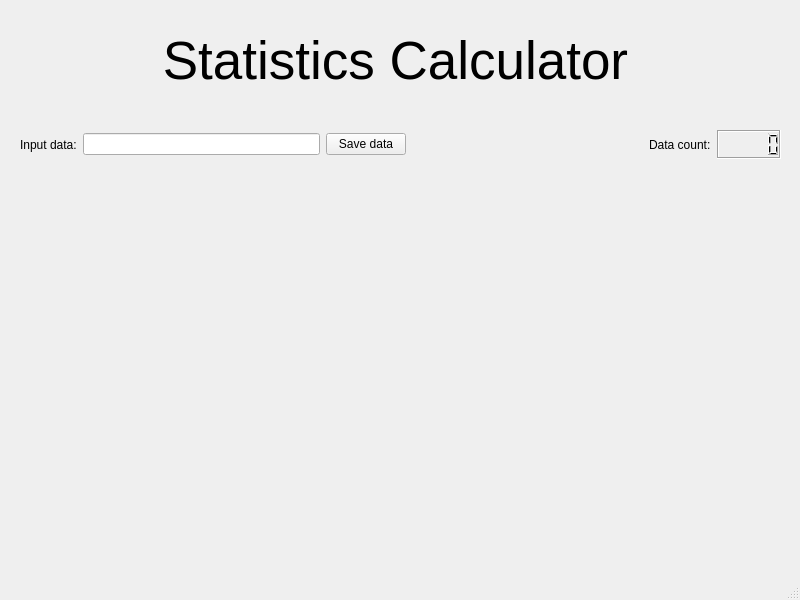
This is statistics-calculator/mainwindow.ui in ignabelitzky/statistic-calculator as Qt 5 draws it before an edit. The edited form follows.
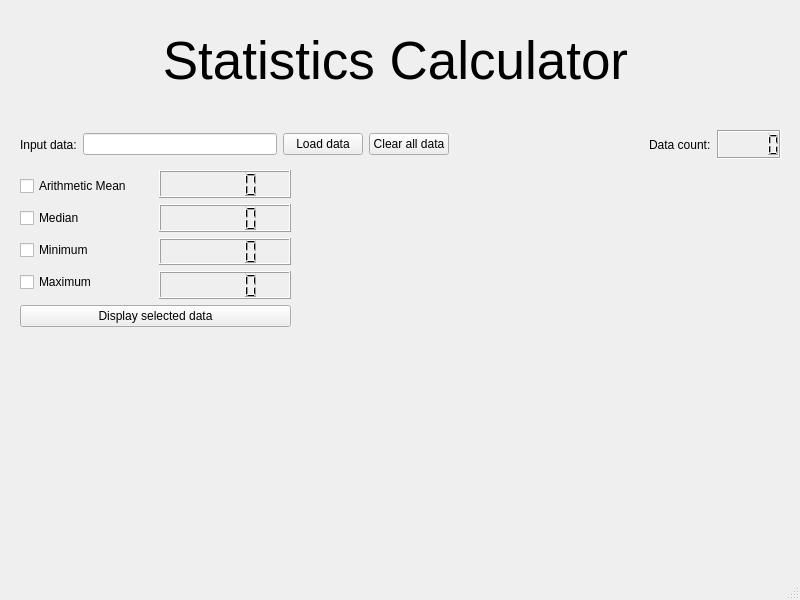
This is the edited form.

Commit message: The program gives the output of the arithmetic mean, median, maximum and minimum

Diff of the .ui file:
```diff
--- a/statistics-calculator/mainwindow.ui
+++ b/statistics-calculator/mainwindow.ui
@@ -58,7 +58,14 @@
      <item>
       <widget class="QPushButton" name="saveData_button">
        <property name="text">
-        <string>Save data</string>
+        <string>Load data</string>
+       </property>
+      </widget>
+     </item>
+     <item>
+      <widget class="QPushButton" name="clearData_button">
+       <property name="text">
+        <string>Clear all data</string>
        </property>
       </widget>
      </item>
@@ -100,6 +107,77 @@
      </item>
     </layout>
    </widget>
+   <widget class="QWidget" name="">
+    <property name="geometry">
+     <rect>
+      <x>20</x>
+      <y>170</y>
+      <width>271</width>
+      <height>157</height>
+     </rect>
+    </property>
+    <layout class="QVBoxLayout" name="verticalLayout_4">
+     <item>
+      <layout class="QHBoxLayout" name="horizontalLayout_2">
+       <item>
+        <layout class="QVBoxLayout" name="verticalLayout">
+         <item>
+          <widget class="QCheckBox" name="arithmeticMean_checkBox">
+           <property name="text">
+            <string>Arithmetic Mean</string>
+           </property>
+          </widget>
+         </item>
+         <item>
+          <widget class="QCheckBox" name="median_checkBox">
+           <property name="text">
+            <string>Median</string>
+           </property>
+          </widget>
+         </item>
+         <item>
+          <widget class="QCheckBox" name="minimum_checkBox">
+           <property name="text">
+            <string>Minimum</string>
+           </property>
+          </widget>
+         </item>
+         <item>
+          <widget class="QCheckBox" name="maximum_checkBox">
+           <property name="text">
+            <string>Maximum</string>
+           </property>
+          </widget>
+         </item>
+        </layout>
+       </item>
+       <item>
+        <layout class="QVBoxLayout" name="verticalLayout_3">
+         <item>
+          <widget class="QLCDNumber" name="arithmeticMean_lcd"/>
+         </item>
+         <item>
+          <widget class="QLCDNumber" name="median_lcd"/>
+         </item>
+         <item>
+          <widget class="QLCDNumber" name="minimum_lcd"/>
+         </item>
+         <item>
+          <widget class="QLCDNumber" name="maximum_lcd"/>
+         </item>
+        </layout>
+       </item>
+      </layout>
+     </item>
+     <item>
+      <widget class="QPushButton" name="displayData_button">
+       <property name="text">
+        <string>Display selected data</string>
+       </property>
+      </widget>
+     </item>
+    </layout>
+   </widget>
   </widget>
   <widget class="QMenuBar" name="menubar">
    <property name="geometry">
```
The commit also changes 3 other files.
